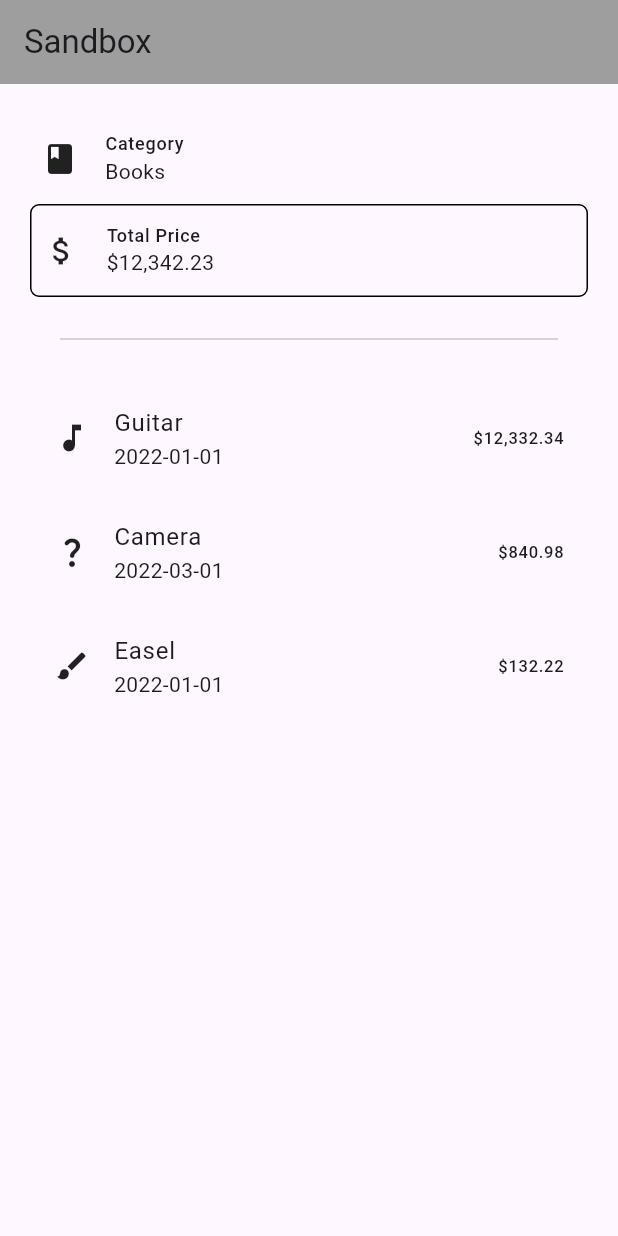
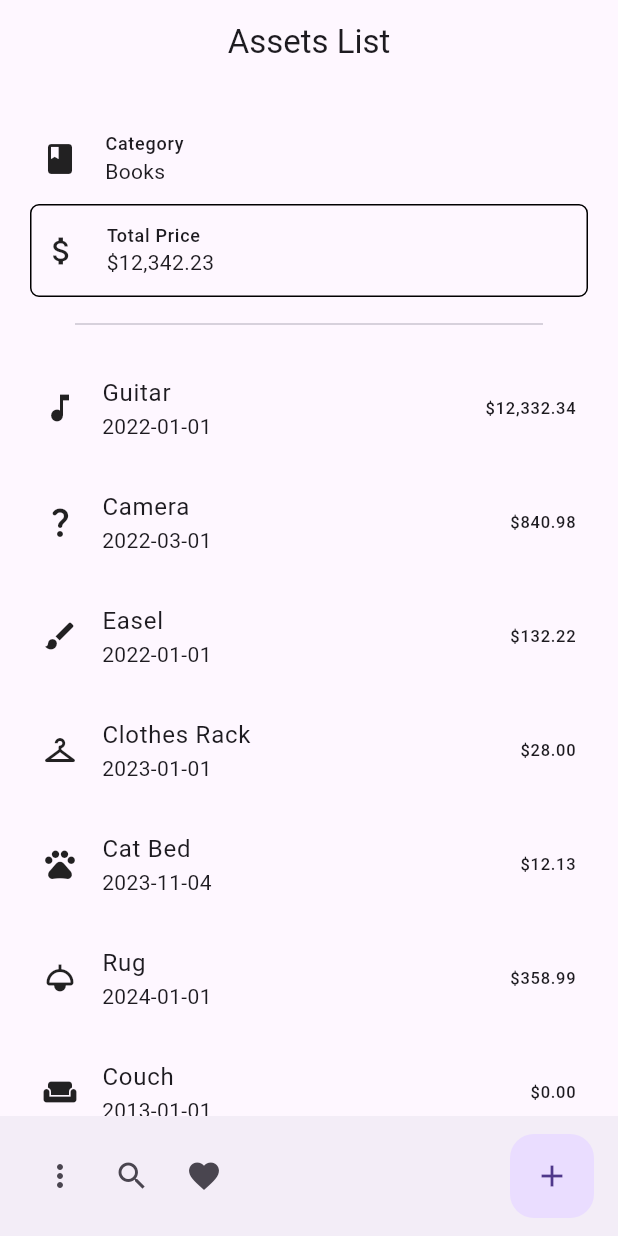
Before and after one commit to slatei/asset_manager, a Flutter app: the screen it shows after launch, on a phone screen of 412 x 824 dp. Run offline on Flutter 3.47's test engine with Material 3 defaults, Android fonts, the phone set to English and light mode, and no system bars; our stand-ins replace cloud_firestore, firebase_auth, firebase_core, firebase_storage, image_picker; missing offline and left inert: firebase_ui_auth; accounts and stored records are empty.

Commit message:
feat: Create styled bottom app bar

```diff
--- a/cspell.json
+++ b/cspell.json
@@ -11,6 +11,7 @@
         "cupertino",
         "firestore",
         "flutterfire",
+        "LTRB",
         "Schyler",
         "sqflite"
     ],
--- a/lib/main.dart
+++ b/lib/main.dart
@@ -1,4 +1,4 @@
-import 'package:asset_store/screens/assets_list.dart';
+import 'package:asset_store/screens/asset_lists/assets_list.dart';
 import 'package:asset_store/state/categories_state.dart';
 import 'package:provider/provider.dart';
 import 'package:flutter/foundation.dart';
@@ -63,7 +63,7 @@ class App extends StatelessWidget {
         initialRoute: '/',
         routes: {
           // '/': (context) => const AuthWrapper(),
-          '/': (context) => const Sandbox(),
+          '/': (context) => const AssetsList(),
           '/dashboard': (context) => const Dashboard(),
         },
       ),
@@ -91,10 +91,11 @@ class Sandbox extends StatelessWidget {
   @override
   Widget build(BuildContext context) {
     return Scaffold(
-        appBar: AppBar(
-          title: const Text('Sandbox'),
-          backgroundColor: Colors.grey,
-        ),
-        body: const AssetsList());
+      appBar: AppBar(
+        title: const Text('Sandbox'),
+        backgroundColor: Colors.grey,
+      ),
+      body: const AssetsList(),
+    );
   }
 }
--- a/lib/screens/lists/asset_list_item.dart
+++ b/lib/screens/asset_lists/asset_list_item.dart
@@ -17,7 +17,7 @@ class AssetListItem extends StatelessWidget {
   @override
   Widget build(BuildContext context) {
     return Padding(
-      padding: const EdgeInsets.all(8.0),
+      padding: const EdgeInsets.only(top: 8, bottom: 8),
       child: Container(
         width: double.infinity,
         padding: const EdgeInsets.all(8.0),
--- /dev/null
+++ b/lib/screens/asset_lists/assets_list.dart
@@ -0,0 +1,211 @@
+import 'package:asset_store/models/asset/asset.dart';
+import 'package:asset_store/models/asset/category.dart';
+import 'package:asset_store/models/asset/purchase.dart';
+import 'package:asset_store/screens/asset_lists/asset_header.dart';
+import 'package:asset_store/screens/asset_lists/asset_list_item.dart';
+import 'package:asset_store/shared/styled_bottom_app_bar_mixin.dart';
+import 'package:asset_store/shared/styled_bottom_bar.dart';
+import 'package:flutter/material.dart';
+import 'package:flutter/rendering.dart';
+
+class AssetsList extends StatefulWidget {
+  const AssetsList({super.key});
+
+  @override
+  State<AssetsList> createState() => _AssetsListState();
+}
+
+class _AssetsListState extends State<AssetsList> with StyledBottomAppBarMixin {
+  static List<Asset> assetsList = <Asset>[
+    Asset(
+      id: '1',
+      name: 'Guitar',
+      purchase: Purchase(
+        price: 12332.3432,
+        date: DateTime(2022, 1, 1),
+      ),
+      category: DefaultCategories.music.category,
+    ),
+    Asset(
+      id: '2',
+      name: 'Camera',
+      purchase: Purchase(
+        price: 840.98,
+        date: DateTime(2022, 3),
+      ),
+    ),
+    Asset(
+      id: '3',
+      name: 'Easel',
+      purchase: Purchase(
+        price: 132.22,
+        date: DateTime(2022),
+      ),
+      category: DefaultCategories.art.category,
+    ),
+    Asset(
+      id: '4',
+      name: 'Clothes Rack',
+      purchase: Purchase(
+        price: 28.00,
+        date: DateTime(2023),
+      ),
+      category: DefaultCategories.clothing.category,
+    ),
+    Asset(
+      id: '5',
+      name: 'Cat Bed',
+      purchase: Purchase(
+        price: 12.13,
+        date: DateTime(2023, 11, 4),
+      ),
+      category: DefaultCategories.pets.category,
+    ),
+    Asset(
+      id: '6',
+      name: 'Rug',
+      purchase: Purchase(
+        price: 358.99,
+        date: DateTime(2024),
+      ),
+      category: DefaultCategories.fixture.category,
+    ),
+    Asset(
+      id: '7',
+      name: 'Couch',
+      purchase: Purchase(
+        price: 0.0,
+        date: DateTime(2013),
+      ),
+      category: DefaultCategories.furniture.category,
+    ),
+    Asset(
+      id: '8',
+      name: 'Cat Tower',
+      purchase: Purchase(
+        price: 240.00,
+        date: DateTime(2024, 1, 3),
+      ),
+      category: DefaultCategories.pets.category,
+    ),
+    Asset(
+      id: '9',
+      name: 'TV',
+      purchase: Purchase(
+        price: 899.99,
+        date: DateTime(2023),
+      ),
+      category: DefaultCategories.electronics.category,
+    ),
+    Asset(
+      id: '10',
+      name: 'Pillows',
+      purchase: Purchase(
+        price: 38.80,
+        date: DateTime(2024, 2, 2),
+      ),
+      category: DefaultCategories.furniture.category,
+    ),
+  ];
+
+  late ScrollController _controller;
+  bool _isVisible = true;
+
+  FloatingActionButtonLocation get _fabLocation => _isVisible
+      ? FloatingActionButtonLocation.endContained
+      : FloatingActionButtonLocation.endFloat;
+
+  void _listen() {
+    switch (_controller.position.userScrollDirection) {
+      case ScrollDirection.idle:
+        break;
+      case ScrollDirection.forward:
+        _show();
+      case ScrollDirection.reverse:
+        _hide();
+    }
+  }
+
+  void _show() {
+    if (!_isVisible) {
+      setState(() => _isVisible = true);
+    }
+  }
+
+  void _hide() {
+    if (_isVisible) {
+      setState(() => _isVisible = false);
+    }
+  }
+
+  @override
+  void initState() {
+    _controller = ScrollController();
+    _controller.addListener(_listen);
+
+    super.initState();
+  }
+
+  @override
+  Widget build(BuildContext context) {
+    return Scaffold(
+      // Top app bar and title
+      appBar: AppBar(
+        title: const Text('Assets List'),
+        centerTitle: true,
+      ),
+
+      // Bottom App Bar and add-asset button
+      floatingActionButton: FloatingActionButton(
+        onPressed: () {},
+        tooltip: 'Add New Item',
+        elevation: _isVisible ? 0.0 : null,
+        child: const Icon(Icons.add),
+      ),
+      floatingActionButtonLocation: _fabLocation,
+      bottomNavigationBar: StyledBottomAppBar(
+        isVisible: _isVisible,
+      ),
+
+      // main view window and assets list
+      body: Container(
+        padding: const EdgeInsets.fromLTRB(20, 20, 20, 0),
+        child: Column(
+          children: <Widget>[
+            AssetHeader(
+              label: DefaultCategories.books.category.name,
+              labelIcon: DefaultCategories.books.category.icon!,
+              price: 12342.234,
+            ),
+
+            // Separator bar
+            const Padding(
+              padding: EdgeInsets.all(10),
+              child: Divider(
+                indent: 20,
+                endIndent: 20,
+              ),
+            ),
+
+            // Assets List
+            Expanded(
+              child: ListView(
+                controller: _controller,
+                children: assetsList.map((asset) {
+                  return AssetListItem(
+                    name: asset.name,
+                    icon: asset.category?.icon != null
+                        ? asset.category!.icon!
+                        : Icons.question_mark_rounded,
+                    date: asset.purchase?.date,
+                    price: asset.purchase?.price,
+                  );
+                }).toList(),
+              ),
+            ),
+          ],
+        ),
+      ),
+    );
+  }
+}
--- a/lib/screens/assets_list.dart
+++ /dev/null
@@ -1,97 +0,0 @@
-import 'package:asset_store/models/asset/asset.dart';
-import 'package:asset_store/models/asset/category.dart';
-import 'package:asset_store/models/asset/purchase.dart';
-import 'package:asset_store/screens/lists/asset_header.dart';
-import 'package:asset_store/screens/lists/asset_list_item.dart';
-import 'package:flutter/material.dart';
-
-class AssetsList extends StatefulWidget {
-  const AssetsList({super.key});
-
-  @override
-  State<AssetsList> createState() => _AssetsListState();
-}
-
-class _AssetsListState extends State<AssetsList> {
-  late List<Asset> assetsList;
-
-  @override
-  void initState() {
-    assetsList = [
-      Asset(
-        id: '1',
-        name: 'Guitar',
-        purchase: Purchase(
-          price: 12332.3432,
-          date: DateTime(2022, 1, 1),
-        ),
-        category: DefaultCategories.music.category,
-      ),
-      Asset(
-        id: '2',
-        name: 'Camera',
-        purchase: Purchase(
-          price: 840.98,
-          date: DateTime(2022, 3),
-        ),
-      ),
-      Asset(
-        id: '3',
-        name: 'Easel  ',
-        purchase: Purchase(
-          price: 132.22,
-          date: DateTime(2022),
-        ),
-        category: DefaultCategories.art.category,
-      ),
-    ];
-
-    super.initState();
-  }
-
-  @override
-  Widget build(BuildContext context) {
-    return Padding(
-      padding: const EdgeInsets.all(10),
-      child: Container(
-        padding: const EdgeInsets.all(10),
-        child: Column(
-          children: [
-            Column(
-              children: [
-                // Header
-                AssetHeader(
-                  label: DefaultCategories.books.category.name,
-                  labelIcon: DefaultCategories.books.category.icon!,
-                  price: 12342.234,
-                ),
-
-                // Separator bar
-                const SizedBox(height: 20),
-                const Divider(
-                  indent: 20,
-                  endIndent: 20,
-                ),
-                const SizedBox(height: 20),
-
-                // Assets List
-                Column(
-                  children: assetsList.map((asset) {
-                    return AssetListItem(
-                      name: asset.name,
-                      icon: asset.category?.icon != null
-                          ? asset.category!.icon!
-                          : Icons.question_mark_rounded,
-                      date: asset.purchase?.date,
-                      price: asset.purchase?.price,
-                    );
-                  }).toList(),
-                ),
-              ],
-            )
-          ],
-        ),
-      ),
-    );
-  }
-}
--- /dev/null
+++ b/lib/shared/styled_bottom_bar.dart
@@ -0,0 +1,48 @@
+import 'package:flutter/material.dart';
+
+class StyledBottomAppBar extends StatelessWidget {
+  const StyledBottomAppBar({required this.isVisible, super.key});
+
+  final bool isVisible;
+
+  @override
+  Widget build(BuildContext context) {
+    return AnimatedContainer(
+      duration: const Duration(milliseconds: 200),
+      height: isVisible ? 80.0 : 0,
+      child: BottomAppBar(
+        child: Row(
+          children: <Widget>[
+            IconButton(
+              tooltip: 'Open popup menu',
+              icon: const Icon(Icons.more_vert),
+              onPressed: () {
+                final SnackBar snackBar = SnackBar(
+                  content: const Text('Yay! A SnackBar!'),
+                  action: SnackBarAction(
+                    label: 'Undo',
+                    onPressed: () {},
+                  ),
+                );
+
+                // Find the ScaffoldMessenger in the widget tree
+                // and use it to show a SnackBar.
+                ScaffoldMessenger.of(context).showSnackBar(snackBar);
+              },
+            ),
+            IconButton(
+              tooltip: 'Search',
+              icon: const Icon(Icons.search),
+              onPressed: () {},
+            ),
+            IconButton(
+              tooltip: 'Favorite',
+              icon: const Icon(Icons.favorite),
+              onPressed: () {},
+            ),
+          ],
+        ),
+      ),
+    );
+  }
+}
```
Also changed, not shown: lib/screens/asset_lists/asset_header.dart (renamed from lib/screens/lists/asset_header.dart).
